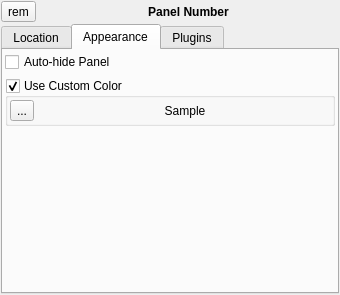
First picture: the form in controlpanel/src/widgets/PanelWidget.ui, repository 7b7b/7b7b, before the edit.
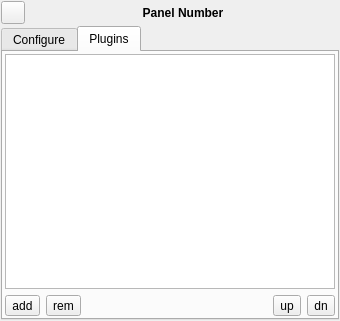
Second picture: the form after the edit. The open tabs and pages were chosen to show the change. Icons and pictures are not drawn.

Commit message: panel page improvements

What changed in the file:
```diff
--- a/controlpanel/src/widgets/PanelWidget.ui
+++ b/controlpanel/src/widgets/PanelWidget.ui
@@ -7,7 +7,7 @@
     <x>0</x>
     <y>0</y>
     <width>340</width>
-    <height>295</height>
+    <height>321</height>
    </rect>
   </property>
   <property name="sizePolicy">
@@ -52,7 +52,7 @@
      <item>
       <widget class="QToolButton" name="tool_rm">
        <property name="text">
-        <string notr="true">rem</string>
+        <string notr="true"/>
        </property>
        <property name="icon">
         <iconset theme="list-remove">
@@ -98,10 +98,7 @@
         <normaloff>.</normaloff>.</iconset>
       </attribute>
       <attribute name="title">
-       <string notr="true">Location</string>
-      </attribute>
-      <attribute name="toolTip">
-       <string>Location</string>
+       <string notr="true">Configure</string>
       </attribute>
       <layout class="QFormLayout" name="formLayout">
        <property name="labelAlignment">
@@ -205,40 +202,47 @@
          </property>
         </widget>
        </item>
-      </layout>
-     </widget>
-     <widget class="QWidget" name="tabWidgetPage2">
-      <attribute name="icon">
-       <iconset theme="preferences-desktop-display">
-        <normaloff>.</normaloff>.</iconset>
-      </attribute>
-      <attribute name="title">
-       <string notr="true">Appearance</string>
-      </attribute>
-      <attribute name="toolTip">
-       <string>Appearance</string>
-      </attribute>
-      <layout class="QVBoxLayout" name="verticalLayout_2">
-       <property name="leftMargin">
-        <number>2</number>
-       </property>
-       <property name="topMargin">
-        <number>2</number>
-       </property>
-       <property name="rightMargin">
-        <number>2</number>
-       </property>
-       <property name="bottomMargin">
-        <number>2</number>
-       </property>
-       <item>
+       <item row="3" column="0">
+        <widget class="QLabel" name="label_6">
+         <property name="text">
+          <string>Length:</string>
+         </property>
+        </widget>
+       </item>
+       <item row="7" column="0">
+        <spacer name="verticalSpacer_2">
+         <property name="orientation">
+          <enum>Qt::Vertical</enum>
+         </property>
+         <property name="sizeHint" stdset="0">
+          <size>
+           <width>20</width>
+           <height>40</height>
+          </size>
+         </property>
+        </spacer>
+       </item>
+       <item row="5" column="0" colspan="2">
         <widget class="QCheckBox" name="check_autohide">
          <property name="text">
           <string>Auto-hide Panel</string>
          </property>
         </widget>
        </item>
-       <item>
+       <item row="4" column="0" colspan="2">
+        <spacer name="horizontalSpacer_2">
+         <property name="orientation">
+          <enum>Qt::Horizontal</enum>
+         </property>
+         <property name="sizeHint" stdset="0">
+          <size>
+           <width>40</width>
+           <height>5</height>
+          </size>
+         </property>
+        </spacer>
+       </item>
+       <item row="6" column="0" colspan="2">
         <widget class="QGroupBox" name="group_customcolor">
          <property name="title">
           <string>Use Custom Color</string>
@@ -246,19 +250,7 @@
          <property name="checkable">
           <bool>true</bool>
          </property>
-         <layout class="QHBoxLayout" name="horizontalLayout_2">
-          <property name="leftMargin">
-           <number>2</number>
-          </property>
-          <property name="topMargin">
-           <number>2</number>
-          </property>
-          <property name="rightMargin">
-           <number>2</number>
-          </property>
-          <property name="bottomMargin">
-           <number>2</number>
-          </property>
+         <layout class="QHBoxLayout" name="horizontalLayout_4">
           <item>
            <widget class="QToolButton" name="tool_selectcolor">
             <property name="text">
@@ -272,6 +264,9 @@
           </item>
           <item>
            <widget class="QLabel" name="label_color_sample">
+            <property name="layoutDirection">
+             <enum>Qt::LeftToRight</enum>
+            </property>
             <property name="text">
              <string>Sample</string>
             </property>
@@ -283,22 +278,9 @@
          </layout>
         </widget>
        </item>
-       <item>
-        <spacer name="verticalSpacer">
-         <property name="orientation">
-          <enum>Qt::Vertical</enum>
-         </property>
-         <property name="sizeHint" stdset="0">
-          <size>
-           <width>20</width>
-           <height>40</height>
-          </size>
-         </property>
-        </spacer>
-       </item>
       </layout>
      </widget>
-     <widget class="QWidget" name="tabWidgetPage3">
+     <widget class="QWidget" name="tabWidgetPage2">
       <attribute name="icon">
        <iconset theme="preferences-plugin">
         <normaloff>.</normaloff>.</iconset>
```
Left out of the diff: 22 changed lines with no effect on the pictures. The commit also changes 2 other files.
